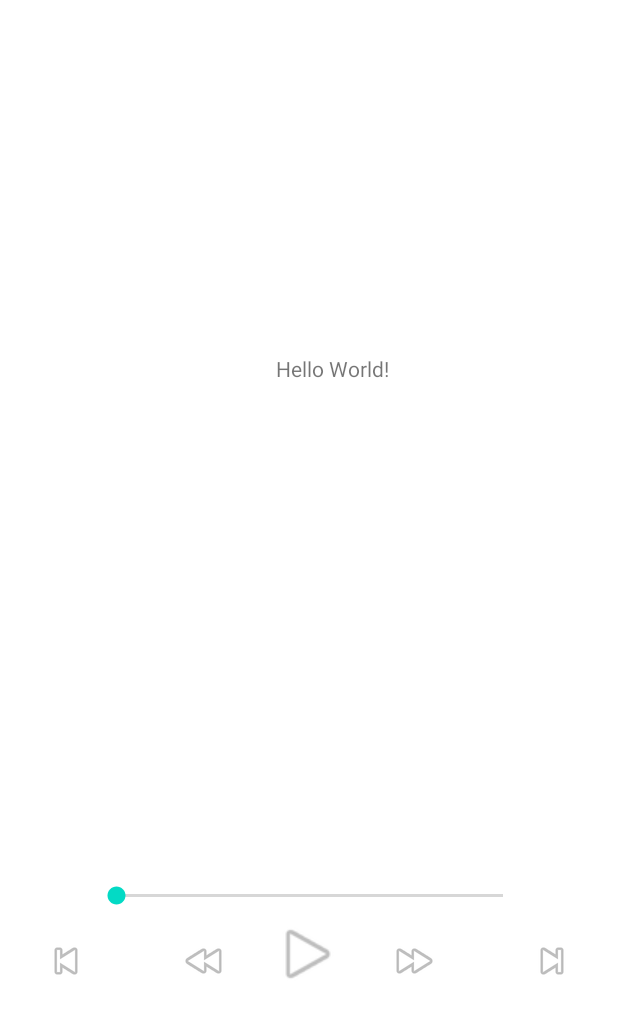
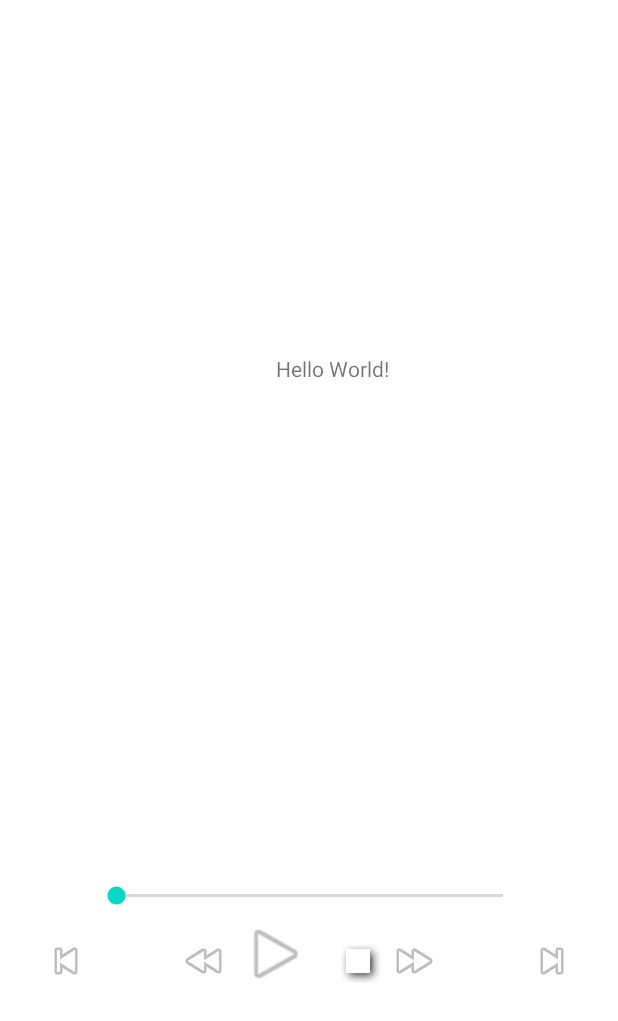
Before and after one commit to mprzymus/music-player, an Android app: the layout activity_main.xml on its own in the app's theme, with its tools: preview values and no code run, on a phone screen of 412 x 824 dp. Shown: the top 1021 px of the screen. Run offline under Robolectric (Android 15) with nearby library versions, the phone set to English and light mode, and no system bars.

Commit message:
Stop button implemented. Fixed pause management when track is switched

```diff
--- a/app/src/main/java/pl/mprzymus/musicplayer/MainActivity.kt
+++ b/app/src/main/java/pl/mprzymus/musicplayer/MainActivity.kt
@@ -34,6 +34,11 @@ class MainActivity : AppCompatActivity() {
         binding.previousSong.setOnClickListener {
             changeSong { mediaManager.previousSong(applicationContext, binding.seekBar) }
         }
+        binding.stop.setOnClickListener {
+            mediaManager.onStop()
+            switchPlayButtonImage()
+        }
+
         mediaManager.setSeekBarMaxValue(binding.seekBar)
         startSeekBarRefresh(mediaManager.mediaPlayer)
     }
--- a/app/src/main/res/layout/activity_main.xml
+++ b/app/src/main/res/layout/activity_main.xml
@@ -21,14 +21,14 @@
         android:id="@+id/playButton"
         android:layout_width="wrap_content"
         android:layout_height="wrap_content"
+        android:contentDescription="@string/playpause"
         app:layout_constraintBottom_toBottomOf="parent"
         app:layout_constraintEnd_toEndOf="parent"
-        app:layout_constraintHorizontal_bias="0.498"
+        app:layout_constraintHorizontal_bias="0.44"
         app:layout_constraintStart_toStartOf="parent"
         app:layout_constraintTop_toTopOf="parent"
         app:layout_constraintVertical_bias="0.789"
-        app:srcCompat="@drawable/ic_media_play"
-        android:contentDescription="@string/playpause" />
+        app:srcCompat="@drawable/ic_media_play" />
 
     <ImageView
         android:id="@+id/previousSong"
@@ -86,4 +86,17 @@
         app:layout_constraintEnd_toEndOf="parent"
         app:layout_constraintStart_toStartOf="parent" />
 
+    <ImageView
+        android:id="@+id/stop"
+        android:layout_width="wrap_content"
+        android:layout_height="wrap_content"
+        android:layout_marginStart="11dp"
+        app:layout_constraintBottom_toBottomOf="parent"
+        app:layout_constraintEnd_toStartOf="@+id/timeAhead"
+        app:layout_constraintStart_toEndOf="@+id/playButton"
+        app:layout_constraintTop_toTopOf="parent"
+        app:layout_constraintVertical_bias="0.789"
+        app:srcCompat="@android:drawable/picture_frame"
+        android:contentDescription="@string/stopbutton" />
+
 </androidx.constraintlayout.widget.ConstraintLayout>
--- a/app/src/main/res/values/strings.xml
+++ b/app/src/main/res/values/strings.xml
@@ -5,4 +5,5 @@
     <string name="timeback">timeBack</string>
     <string name="nextsong">nextSong</string>
     <string name="timeahead">timeAhead</string>
+    <string name="stopbutton">stopButton</string>
 </resources>
```
Also changed, not shown: app/src/main/java/pl/mprzymus/musicplayer/MediaManager.kt (+10 -1 lines).
